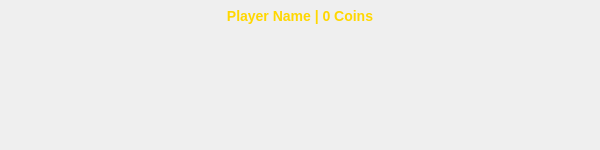
The window that 7Wonders/UI/PlayerDashboardWidget.ui (lydiagroza/ProjectMC) describes before a commit, drawn with Qt 5.
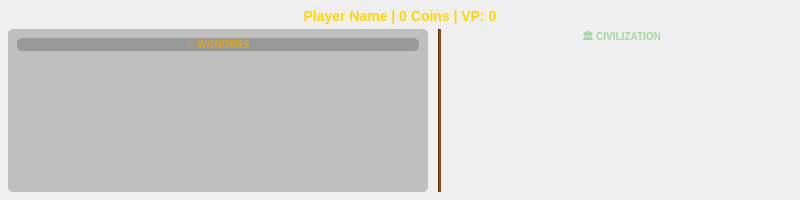
The same window after the commit.

```diff
--- a/7Wonders/UI/PlayerDashboardWidget.ui
+++ b/7Wonders/UI/PlayerDashboardWidget.ui
@@ -6,10 +6,16 @@
    <rect>
     <x>0</x>
     <y>0</y>
-    <width>600</width>
-    <height>150</height>
+    <width>800</width>
+    <height>200</height>
    </rect>
   </property>
+  <property name="minimumSize">
+   <size>
+    <width>0</width>
+    <height>180</height>
+   </size>
+  </property>
   <layout class="QVBoxLayout" name="verticalLayout">
    <property name="spacing">
     <number>5</number>
@@ -29,7 +35,7 @@
    <item>
     <widget class="QLabel" name="infoLabel">
      <property name="text">
-      <string>Player Name | 0 Coins</string>
+      <string>Player Name | 0 Coins | VP: 0</string>
      </property>
      <property name="alignment">
       <set>Qt::AlignCenter</set>
@@ -45,6 +51,97 @@
     </widget>
    </item>
    <item>
+    <layout class="QHBoxLayout" name="mainContentLayout">
+     <property name="spacing">
+      <number>10</number>
+     </property>
+     <item>
+      <widget class="QFrame" name="wondersZone">
+       <property name="minimumSize">
+        <size>
+         <width>420</width>
+         <height>0</height>
+        </size>
+       </property>
+       <property name="styleSheet">
+        <string notr="true">background: rgba(0,0,0,0.2); border-radius: 5px;</string>
+       </property>
+       <layout class="QVBoxLayout" name="wondersZoneLayout">
+        <item>
+         <widget class="QLabel" name="label_wonders">
+          <property name="text">
+           <string>✨ WONDERS</string>
+          </property>
+          <property name="alignment">
+           <set>Qt::AlignCenter</set>
+          </property>
+          <property name="styleSheet">
+           <string notr="true">color: #DAA520; font-weight: bold; font-size: 10px;</string>
+          </property>
+         </widget>
+        </item>
+        <item>
+         <layout class="QGridLayout" name="wondersGrid">
+          <property name="spacing">
+           <number>5</number>
+          </property>
+         </layout>
+        </item>
+        <item>
+         <spacer name="verticalSpacer">
+          <property name="orientation">
+           <enum>Qt::Vertical</enum>
+          </property>
+          <property name="sizeHint" stdset="0">
+           <size>
+            <width>20</width>
+            <height>40</height>
+           </size>
+          </property>
+         </spacer>
+        </item>
+       </layout>
+      </widget>
+     </item>
+     <item>
+      <widget class="Line" name="lineSeparator">
+       <property name="orientation">
+        <enum>Qt::Vertical</enum>
+       </property>
+       <property name="styleSheet">
+        <string notr="true">color: #8B4513; background: #8B4513; width: 2px;</string>
+       </property>
+      </widget>
+     </item>
+     <item>
+      <widget class="QFrame" name="inventoryZone">
+       <layout class="QVBoxLayout" name="invZoneLayout">
+        <property name="leftMargin">
+         <number>0</number>
+        </property>
+        <property name="topMargin">
+         <number>0</number>
+        </property>
+        <property name="rightMargin">
+         <number>0</number>
+        </property>
+        <property name="bottomMargin">
+         <number>0</number>
+        </property>
+        <item>
+         <widget class="QLabel" name="label_civ">
+          <property name="text">
+           <string>🏛️ CIVILIZATION</string>
+          </property>
+          <property name="alignment">
+           <set>Qt::AlignCenter</set>
+          </property>
+          <property name="styleSheet">
+           <string notr="true">color: #A5D6A7; font-weight: bold; font-size: 10px;</string>
+          </property>
+         </widget>
+        </item>
+        <item>
     <widget class="QScrollArea" name="scrollArea">
      <property name="styleSheet">
       <string notr="true">background: transparent; border: none;</string>
@@ -63,29 +160,34 @@
        <rect>
         <x>0</x>
         <y>0</y>
-        <width>584</width>
-        <height>107</height>
-       </rect>
-      </property>
-      <layout class="QHBoxLayout" name="wondersLayout">
+             <width>330</width>
+             <height>100</height>
+            </rect>
+           </property>
+           <layout class="QHBoxLayout" name="invLayout">
        <property name="spacing">
         <number>5</number>
        </property>
        <property name="leftMargin">
-        <number>0</number>
+             <number>5</number>
        </property>
        <property name="topMargin">
-        <number>0</number>
+             <number>5</number>
        </property>
        <property name="rightMargin">
-        <number>0</number>
+             <number>5</number>
        </property>
        <property name="bottomMargin">
-        <number>0</number>
+             <number>5</number>
        </property>
       </layout>
      </widget>
     </widget>
+        </item>
+       </layout>
+      </widget>
+     </item>
+    </layout>
    </item>
   </layout>
  </widget>
```
Left out of the diff: 2 changed lines with no effect on the pictures. Lines whose indentation alone changed are shown as unchanged.
